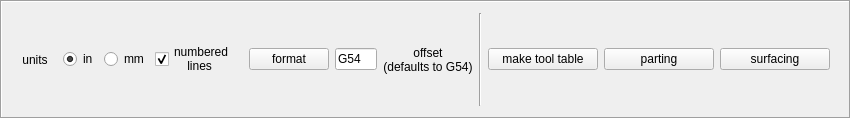
First picture: the form in gui/sherline_lathe_wb.ui, repository MrSamuelLaw/sherline_lathe, before the edit.
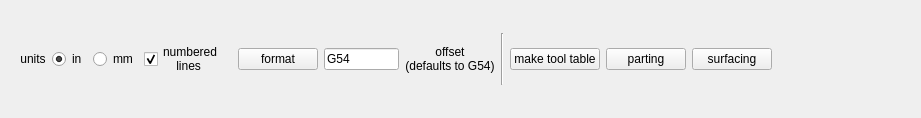
Second picture: the form after the edit.

Commit message: changed baseclass from QFrame to QWidget

```diff
--- a/gui/sherline_lathe_wb.ui
+++ b/gui/sherline_lathe_wb.ui
@@ -1,38 +1,33 @@
 <?xml version="1.0" encoding="UTF-8"?>
 <ui version="4.0">
  <class>sherline_lathe_workbench</class>
- <widget class="QFrame" name="sherline_lathe_workbench">
+ <widget class="QWidget" name="sherline_lathe_workbench">
   <property name="geometry">
    <rect>
     <x>0</x>
     <y>0</y>
-    <width>851</width>
-    <height>119</height>
+    <width>921</width>
+    <height>118</height>
    </rect>
   </property>
-  <property name="sizePolicy">
-   <sizepolicy hsizetype="Preferred" vsizetype="Preferred">
-    <horstretch>0</horstretch>
-    <verstretch>0</verstretch>
-   </sizepolicy>
-  </property>
   <property name="windowTitle">
-   <string>Frame</string>
-  </property>
-  <property name="frameShape">
-   <enum>QFrame::Box</enum>
-  </property>
-  <property name="frameShadow">
-   <enum>QFrame::Sunken</enum>
-  </property>
-  <property name="lineWidth">
-   <number>1</number>
+   <string>Form</string>
   </property>
   <layout class="QGridLayout" name="gridLayout_2">
-   <property name="leftMargin">
-    <number>20</number>
-   </property>
-   <item row="0" column="12" rowspan="2">
+   <item row="0" column="6">
+    <widget class="QPushButton" name="parting_pushButton">
+     <property name="minimumSize">
+      <size>
+       <width>70</width>
+       <height>0</height>
+      </size>
+     </property>
+     <property name="text">
+      <string>parting</string>
+     </property>
+    </widget>
+   </item>
+   <item row="0" column="8">
     <spacer name="horizontalSpacer">
      <property name="orientation">
       <enum>Qt::Horizontal</enum>
@@ -45,37 +40,27 @@
      </property>
     </spacer>
    </item>
-   <item row="0" column="6" rowspan="2">
+   <item row="0" column="7">
+    <widget class="QPushButton" name="surfacing_pushButton">
+     <property name="minimumSize">
+      <size>
+       <width>70</width>
+       <height>0</height>
+      </size>
+     </property>
+     <property name="text">
+      <string>surfacing</string>
+     </property>
+    </widget>
+   </item>
+   <item row="0" column="4">
     <widget class="Line" name="line">
      <property name="orientation">
       <enum>Qt::Vertical</enum>
      </property>
     </widget>
    </item>
-   <item row="0" column="3" rowspan="2">
-    <widget class="QPushButton" name="format_button">
-     <property name="maximumSize">
-      <size>
-       <width>125</width>
-       <height>16777215</height>
-      </size>
-     </property>
-     <property name="text">
-      <string>format</string>
-     </property>
-    </widget>
-   </item>
-   <item row="0" column="1" rowspan="2">
-    <widget class="QLabel" name="label_2">
-     <property name="text">
-      <string>units</string>
-     </property>
-     <property name="alignment">
-      <set>Qt::AlignCenter</set>
-     </property>
-    </widget>
-   </item>
-   <item row="0" column="4" rowspan="2">
+   <item row="0" column="2">
     <widget class="QLineEdit" name="offset_field">
      <property name="maximumSize">
       <size>
@@ -91,21 +76,33 @@
      </property>
     </widget>
    </item>
-   <item row="0" column="5" rowspan="2">
-    <widget class="QLabel" name="label">
+   <item row="0" column="5">
+    <widget class="QPushButton" name="tool_table_pushButton">
+     <property name="minimumSize">
+      <size>
+       <width>70</width>
+       <height>0</height>
+      </size>
+     </property>
      <property name="text">
-      <string>offset
-(defaults to G54)</string>
-     </property>
-     <property name="alignment">
-      <set>Qt::AlignCenter</set>
+      <string>make tool table</string>
      </property>
     </widget>
    </item>
-   <item row="0" column="2" rowspan="2">
+   <item row="0" column="0">
     <widget class="QWidget" name="widget" native="true">
      <layout class="QGridLayout" name="gridLayout">
       <item row="0" column="0">
+       <widget class="QLabel" name="label_2">
+        <property name="text">
+         <string>units</string>
+        </property>
+        <property name="alignment">
+         <set>Qt::AlignCenter</set>
+        </property>
+       </widget>
+      </item>
+      <item row="0" column="1">
        <widget class="QRadioButton" name="in_radiobutton">
         <property name="text">
          <string>in</string>
@@ -115,14 +112,7 @@
         </property>
        </widget>
       </item>
-      <item row="0" column="1">
-       <widget class="QRadioButton" name="mm_radiobutton">
-        <property name="text">
-         <string>mm</string>
-        </property>
-       </widget>
-      </item>
-      <item row="0" column="2">
+      <item row="0" column="3">
        <widget class="QCheckBox" name="number_checkbox">
         <property name="text">
          <string>numbered
@@ -133,45 +123,37 @@
         </property>
        </widget>
       </item>
+      <item row="0" column="2">
+       <widget class="QRadioButton" name="mm_radiobutton">
+        <property name="text">
+         <string>mm</string>
+        </property>
+       </widget>
+      </item>
      </layout>
     </widget>
    </item>
-   <item row="0" column="7" rowspan="2">
-    <widget class="QPushButton" name="tool_table_pushButton">
-     <property name="minimumSize">
-      <size>
-       <width>110</width>
-       <height>0</height>
-      </size>
-     </property>
+   <item row="0" column="3">
+    <widget class="QLabel" name="label">
      <property name="text">
-      <string>make tool table</string>
+      <string>offset
+(defaults to G54)</string>
      </property>
-    </widget>
-   </item>
-   <item row="0" column="8" rowspan="2">
-    <widget class="QPushButton" name="parting_pushButton">
-     <property name="minimumSize">
-      <size>
-       <width>110</width>
-       <height>0</height>
-      </size>
+     <property name="alignment">
+      <set>Qt::AlignCenter</set>
      </property>
-     <property name="text">
-      <string>parting</string>
-     </property>
     </widget>
    </item>
-   <item row="0" column="11" rowspan="2">
-    <widget class="QPushButton" name="surfacing_pushButton">
-     <property name="minimumSize">
+   <item row="0" column="1">
+    <widget class="QPushButton" name="format_button">
+     <property name="maximumSize">
       <size>
-       <width>110</width>
-       <height>0</height>
+       <width>125</width>
+       <height>16777215</height>
       </size>
      </property>
      <property name="text">
-      <string>surfacing</string>
+      <string>format</string>
      </property>
     </widget>
    </item>
```
The commit also changes 11 other files.
